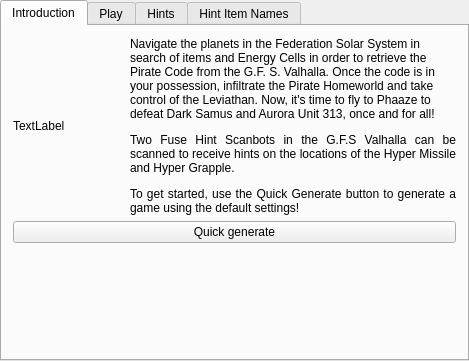
Old version of the form randovania/gui/ui_files/games_tab_corruption_widget.ui in the repository randovania/randovania.
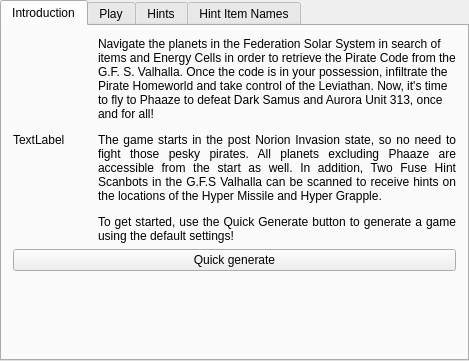
New version of the form. Custom widgets are drawn as their Qt base class.

Diff of the .ui file:
```diff
--- a/randovania/gui/ui_files/games_tab_corruption_widget.ui
+++ b/randovania/gui/ui_files/games_tab_corruption_widget.ui
@@ -30,7 +30,7 @@
       <item>
        <widget class="QLabel" name="intro_label">
         <property name="text">
-         <string>&lt;html&gt;&lt;head/&gt;&lt;body&gt;&lt;p&gt;Navigate the planets in the Federation Solar System in search of items and Energy Cells in order to retrieve the Pirate Code from the G.F. S. Valhalla. Once the code is in your possession, infiltrate the Pirate Homeworld and take control of the Leviathan. Now, it's time to fly to Phaaze to defeat Dark Samus and Aurora Unit 313, once and for all!&lt;/p&gt;&lt;p align=&quot;justify&quot;&gt;Two Fuse Hint Scanbots in the G.F.S Valhalla can be scanned to receive hints on the locations of the Hyper Missile and Hyper Grapple.&lt;/p&gt;&lt;p align=&quot;justify&quot;&gt;To get started, use the Quick Generate button to generate a game using the default settings!&lt;/p&gt;&lt;/body&gt;&lt;/html&gt;</string>
+         <string>&lt;html&gt;&lt;head/&gt;&lt;body&gt;&lt;p&gt;Navigate the planets in the Federation Solar System in search of items and Energy Cells in order to retrieve the Pirate Code from the G.F. S. Valhalla. Once the code is in your possession, infiltrate the Pirate Homeworld and take control of the Leviathan. Now, it's time to fly to Phaaze to defeat Dark Samus and Aurora Unit 313, once and for all!&lt;/p&gt;&lt;p align=&quot;justify&quot;&gt;The game starts in the post Norion Invasion state, so no need to fight those pesky pirates. All planets excluding Phaaze are accessible from the start as well. In addition, Two Fuse Hint Scanbots in the G.F.S Valhalla can be scanned to receive hints on the locations of the Hyper Missile and Hyper Grapple.&lt;/p&gt;&lt;p align=&quot;justify&quot;&gt;To get started, use the Quick Generate button to generate a game using the default settings!&lt;/p&gt;&lt;/body&gt;&lt;/html&gt;</string>
         </property>
         <property name="wordWrap">
          <bool>true</bool>
```
